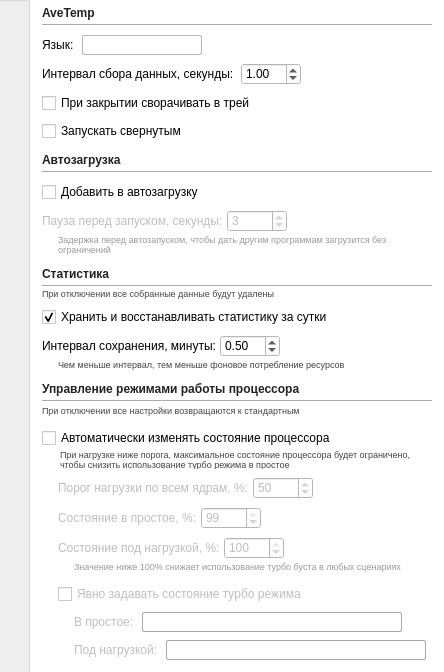
Before: the Qt Designer form windows/settings.ui in treepoint/AveTemp, drawn with Qt 5.
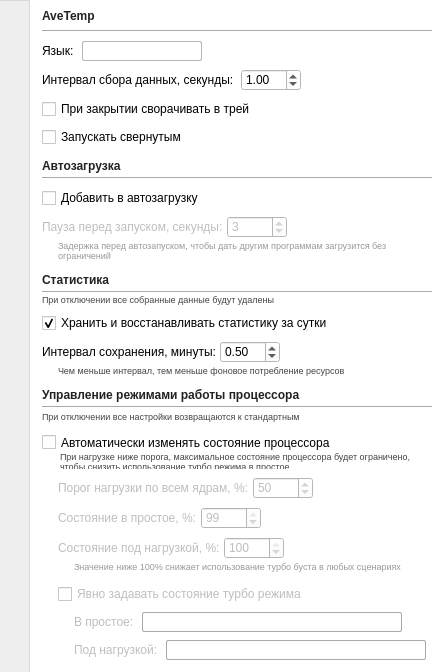
After: the same form once the commit is applied. Icons and pictures are not drawn.

Commit message: boosty and patreon buttons

```diff
--- a/windows/settings.ui
+++ b/windows/settings.ui
@@ -188,20 +188,134 @@
           <number>4</number>
          </property>
          <item>
-          <widget class="QLabel" name="labelNameAndVersion">
-           <property name="styleSheet">
-            <string notr="true">font-weight: bold; color: #222; font-size:12px;</string>
+          <layout class="QHBoxLayout" name="horizontalLayout_11">
+           <property name="spacing">
+            <number>0</number>
            </property>
-           <property name="text">
-            <string>AveTemp</string>
+           <property name="topMargin">
+            <number>0</number>
            </property>
-           <property name="alignment">
-            <set>Qt::AlignLeading|Qt::AlignLeft|Qt::AlignVCenter</set>
+           <property name="bottomMargin">
+            <number>0</number>
            </property>
-           <property name="openExternalLinks">
-            <bool>true</bool>
-           </property>
-          </widget>
+           <item>
+            <widget class="QLabel" name="labelNameAndVersion">
+             <property name="styleSheet">
+              <string notr="true">font-weight: bold; color: #222; font-size:12px;</string>
+             </property>
+             <property name="text">
+              <string>AveTemp</string>
+             </property>
+             <property name="alignment">
+              <set>Qt::AlignLeading|Qt::AlignLeft|Qt::AlignVCenter</set>
+             </property>
+             <property name="openExternalLinks">
+              <bool>true</bool>
+             </property>
+            </widget>
+           </item>
+           <item>
+            <spacer name="horizontalSpacer_11">
+             <property name="orientation">
+              <enum>Qt::Horizontal</enum>
+             </property>
+             <property name="sizeHint" stdset="0">
+              <size>
+               <width>40</width>
+               <height>20</height>
+              </size>
+             </property>
+            </spacer>
+           </item>
+           <item>
+            <widget class="QPushButton" name="buttonBoosty">
+             <property name="maximumSize">
+              <size>
+               <width>20</width>
+               <height>20</height>
+              </size>
+             </property>
+             <property name="styleSheet">
+              <string notr="true">QPushButton {
+                border:solid 0px;
+                qproperty-icon: url(&quot; &quot;); /* empty image */
+                /*qproperty-iconSize: 20px 20px;  space for the background image */
+                border-image: url(./images/boosty.png);
+                background-repeat: no-repeat;
+            }
+
+            QPushButton:hover {
+                border-image : url(./images/boosty_hover.png);
+                background-repeat: no-repeat;
+            }
+
+            QPushButton:pressed
+            {
+                border-image : url(./images/boosty_pressed.png);
+                background-repeat: no-repeat;
+            }</string>
+             </property>
+             <property name="text">
+              <string/>
+             </property>
+             <property name="flat">
+              <bool>true</bool>
+             </property>
+            </widget>
+           </item>
+           <item>
+            <spacer name="horizontalSpacer_10">
+             <property name="orientation">
+              <enum>Qt::Horizontal</enum>
+             </property>
+             <property name="sizeType">
+              <enum>QSizePolicy::Fixed</enum>
+             </property>
+             <property name="sizeHint" stdset="0">
+              <size>
+               <width>8</width>
+               <height>20</height>
+              </size>
+             </property>
+            </spacer>
+           </item>
+           <item>
+            <widget class="QPushButton" name="buttonPatreon">
+             <property name="maximumSize">
+              <size>
+               <width>20</width>
+               <height>20</height>
+              </size>
+             </property>
+             <property name="styleSheet">
+              <string notr="true">QPushButton {
+                border:solid 0px;
+                qproperty-icon: url(&quot; &quot;); /* empty image */
+                /*qproperty-iconSize: 20px 20px;  space for the background image */
+                border-image: url(./images/patreon.png);
+                background-repeat: no-repeat;
+            }
+
+            QPushButton:hover {
+                border-image : url(./images/patreon_hover.png);
+                background-repeat: no-repeat;
+            }
+
+            QPushButton:pressed
+            {
+                border-image : url(./images/patreon_pressed.png);
+                background-repeat: no-repeat;
+            }</string>
+             </property>
+             <property name="text">
+              <string/>
+             </property>
+             <property name="flat">
+              <bool>true</bool>
+             </property>
+            </widget>
+           </item>
+          </layout>
          </item>
          <item>
           <widget class="Line" name="line">
```
Left out of the diff: 30 changed lines with no effect on the pictures. The commit also changes 9 other files.
